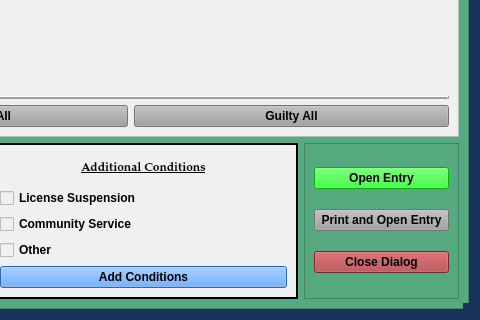
The window that package/views/ui/NoJailPleaDialog.ui (HunterProgram22/MuniEntry) describes before a commit, drawn with Qt 5; both pictures show x 540 to 1020 and y 402 to 722 of the 1020 by 722 pixel window.
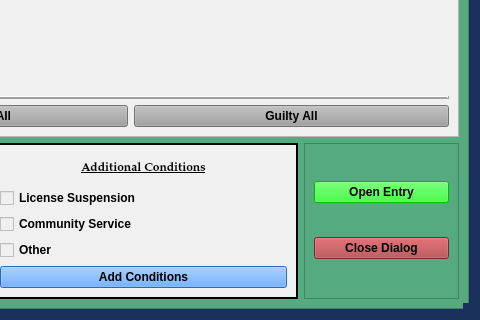
The same window after the commit.

Commit message: Removed print buttons and functions and refactored criminal slots.

What changed in the file:
```diff
--- a/package/views/ui/NoJailPleaDialog.ui
+++ b/package/views/ui/NoJailPleaDialog.ui
@@ -162,8 +162,8 @@
        <rect>
         <x>0</x>
         <y>0</y>
-        <width>977</width>
-        <height>715</height>
+        <width>1000</width>
+        <height>702</height>
        </rect>
       </property>
       <layout class="QGridLayout" name="gridLayout_2" rowstretch="1,2,0" columnstretch="2,1,2,1">
@@ -856,7 +856,7 @@
           <enum>QFrame::Raised</enum>
          </property>
          <layout class="QGridLayout" name="gridLayout_6">
-          <item row="4" column="0">
+          <item row="3" column="0">
            <widget class="QPushButton" name="close_dialog_Button">
             <property name="focusPolicy">
              <enum>Qt::NoFocus</enum>
@@ -886,22 +886,6 @@
             </property>
            </widget>
           </item>
-          <item row="3" column="0">
-           <widget class="QPushButton" name="print_entry_Button">
-            <property name="focusPolicy">
-             <enum>Qt::NoFocus</enum>
-            </property>
-            <property name="styleSheet">
-             <string notr="true">background-color: rgb(160, 160, 160);</string>
-            </property>
-            <property name="text">
-             <string>Print and Open Entry</string>
-            </property>
-            <property name="autoDefault">
-             <bool>false</bool>
-            </property>
-           </widget>
-          </item>
          </layout>
         </widget>
        </item>
```
Left out of the diff: 1 changed line with no effect on the pictures. The commit also changes 9 other files.
